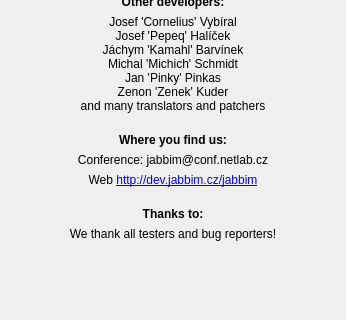
This is widgets/about.ui in xmpp-graveyard/jabbim as Qt 5 draws it before an edit; both pictures show x 0 to 346 and y 238 to 558 of the 346 by 674 pixel window. The edited form follows.
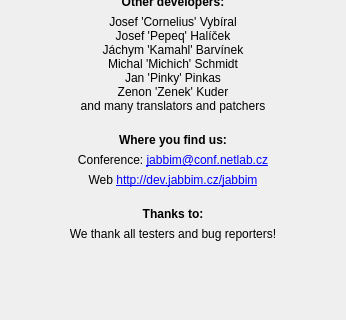
This is the edited form. Icons and pictures are not drawn.

Commit message:
Clickable link to the MUC in About dialog
Another way to reach support.

```diff
--- a/widgets/about.ui
+++ b/widgets/about.ui
@@ -142,7 +142,7 @@
          <item row="10" column="0" >
           <widget class="QLabel" name="label_11" >
            <property name="text" >
-            <string>Conference: jabbim@conf.netlab.cz</string>
+            <string>Conference: &lt;a href='xmpp:jabbim@conf.netlab.cz?join'>jabbim@conf.netlab.cz&lt;/a></string>
            </property>
            <property name="alignment" >
             <set>Qt::AlignCenter</set>
```
Left out of the diff: 9 changed lines with no effect on the pictures. The commit also changes 2 other files.
